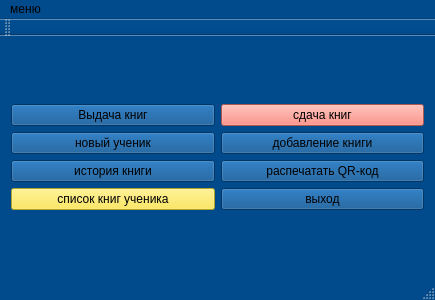
Before: the Qt Designer form mainwindow.ui in Plusers/ASL, drawn with Qt 5.
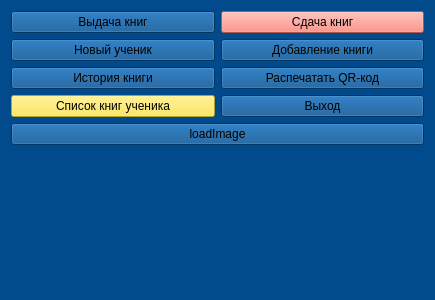
After: the same form once the commit is applied.

Patch:
```diff
--- a/mainwindow.ui
+++ b/mainwindow.ui
@@ -457,14 +457,14 @@
         <item>
          <widget class="QPushButton" name="pushButton_5">
           <property name="text">
-           <string>новый ученик</string>
+           <string>Новый ученик</string>
           </property>
          </widget>
         </item>
         <item>
          <widget class="QPushButton" name="pushButton_6">
           <property name="text">
-           <string>история книги</string>
+           <string>История книги</string>
           </property>
          </widget>
         </item>
@@ -886,7 +886,7 @@
            </palette>
           </property>
           <property name="text">
-           <string>список книг ученика</string>
+           <string>Список книг ученика</string>
           </property>
           <property name="default">
            <bool>false</bool>
@@ -1318,28 +1318,28 @@
            </palette>
           </property>
           <property name="text">
-           <string>сдача книг</string>
+           <string>Сдача книг</string>
           </property>
          </widget>
         </item>
         <item>
          <widget class="QPushButton" name="pushButton_3">
           <property name="text">
-           <string>добавление книги</string>
+           <string>Добавление книги</string>
           </property>
          </widget>
         </item>
         <item>
          <widget class="QPushButton" name="pushButton_7">
           <property name="text">
-           <string>распечатать QR-код</string>
+           <string>Распечатать QR-код</string>
           </property>
          </widget>
         </item>
         <item>
          <widget class="QPushButton" name="pushButton_8">
           <property name="text">
-           <string>выход</string>
+           <string>Выход</string>
           </property>
          </widget>
         </item>
@@ -1347,33 +1347,22 @@
       </item>
      </layout>
     </item>
+    <item>
+     <widget class="QPushButton" name="pushButton_9">
+      <property name="text">
+       <string>loadImage</string>
+      </property>
+     </widget>
+    </item>
+    <item>
+     <widget class="QLabel" name="label">
+      <property name="text">
+       <string/>
+      </property>
+     </widget>
+    </item>
    </layout>
   </widget>
-  <widget class="QMenuBar" name="menuBar">
-   <property name="geometry">
-    <rect>
-     <x>0</x>
-     <y>0</y>
-     <width>435</width>
-     <height>21</height>
-    </rect>
-   </property>
-   <widget class="QMenu" name="menu">
-    <property name="title">
-     <string>меню</string>
-    </property>
-   </widget>
-   <addaction name="menu"/>
-  </widget>
-  <widget class="QToolBar" name="mainToolBar">
-   <attribute name="toolBarArea">
-    <enum>TopToolBarArea</enum>
-   </attribute>
-   <attribute name="toolBarBreak">
-    <bool>false</bool>
-   </attribute>
-  </widget>
-  <widget class="QStatusBar" name="statusBar"/>
  </widget>
  <layoutdefault spacing="6" margin="11"/>
  <resources/>
```
